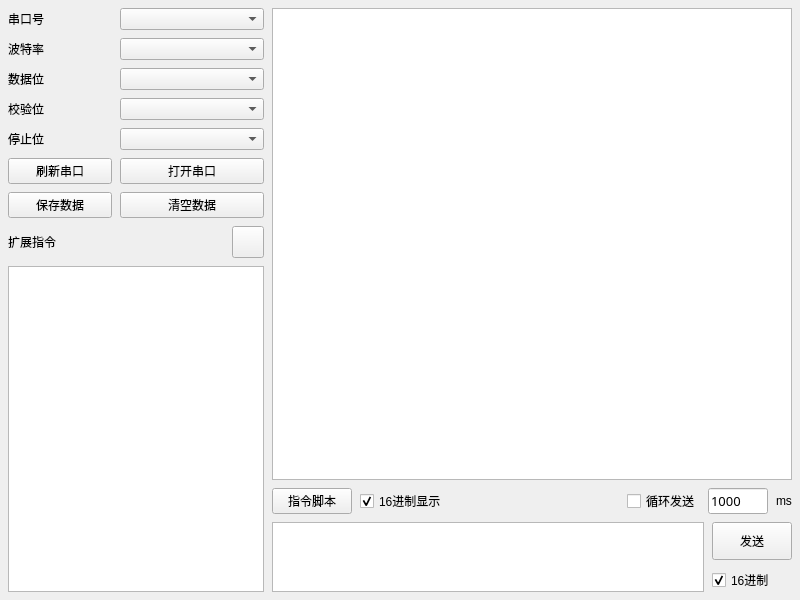
This is MainWindow.ui in AndroidCoderPeng/SerialPortDebugger as Qt 5 draws it before an edit. The edited form follows.
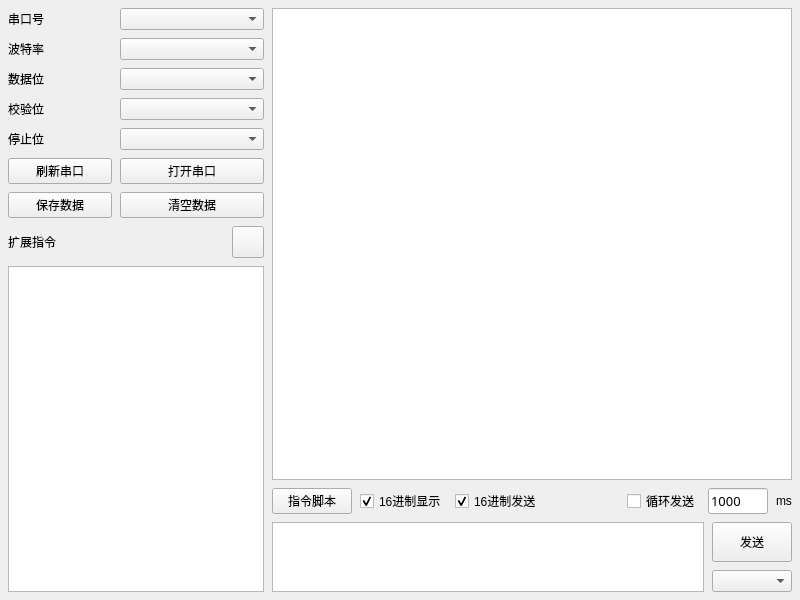
This is the edited form. Icons and pictures are not drawn.

Commit message: feat: 添加校验码发送功能

```diff
--- a/MainWindow.ui
+++ b/MainWindow.ui
@@ -183,6 +183,16 @@
           </property>
          </widget>
         </item>
+        <item>
+         <widget class="QCheckBox" name="hexSendCheckBox">
+          <property name="text">
+           <string>16进制发送</string>
+          </property>
+          <property name="checked">
+           <bool>true</bool>
+          </property>
+         </widget>
+        </item>
         <item>
          <spacer name="horizontalSpacer">
           <property name="orientation">
@@ -276,14 +286,7 @@
            </widget>
           </item>
           <item>
-           <widget class="QCheckBox" name="hexSendCheckBox">
-            <property name="text">
-             <string>16进制</string>
-            </property>
-            <property name="checked">
-             <bool>true</bool>
-            </property>
-           </widget>
+           <widget class="QComboBox" name="checkCodeBox"/>
           </item>
          </layout>
         </item>
```
The commit also changes 5 other files.
